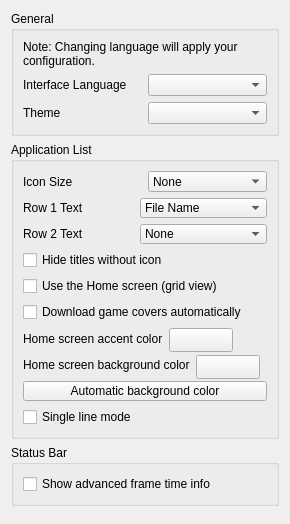
This is src/citra_qt/configuration/configure_ui.ui in JGMirand4/azahar-mac-ui as Qt 5 draws it before an edit. The edited form follows.
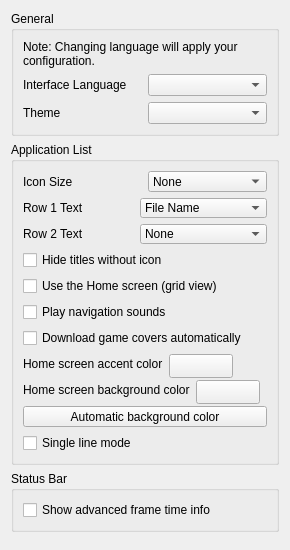
This is the edited form.

Commit message:
Home: console mode (fullscreen), intro and launch transitions, synthesized navigation sounds
Claude-Session: https://claude.ai/code/session_01LLLo2ht4xfQMabiq1ZFCk4

Patch:
```diff
--- a/src/citra_qt/configuration/configure_ui.ui
+++ b/src/citra_qt/configuration/configure_ui.ui
@@ -199,6 +199,13 @@
           </property>
          </widget>
         </item>
+        <item>
+         <widget class="QCheckBox" name="toggle_home_sounds">
+          <property name="text">
+           <string>Play navigation sounds</string>
+          </property>
+         </widget>
+        </item>
         <item>
          <widget class="QCheckBox" name="toggle_auto_covers">
           <property name="text">
```
The commit also changes 15 other files.
